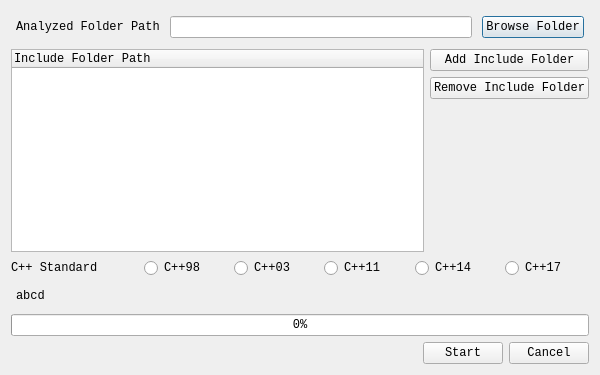
This is analyzer/ui/CreateDatabaseWindow.ui in igorJarek/SourceCodeAnalyzer as Qt 5 draws it before an edit. The edited form follows.
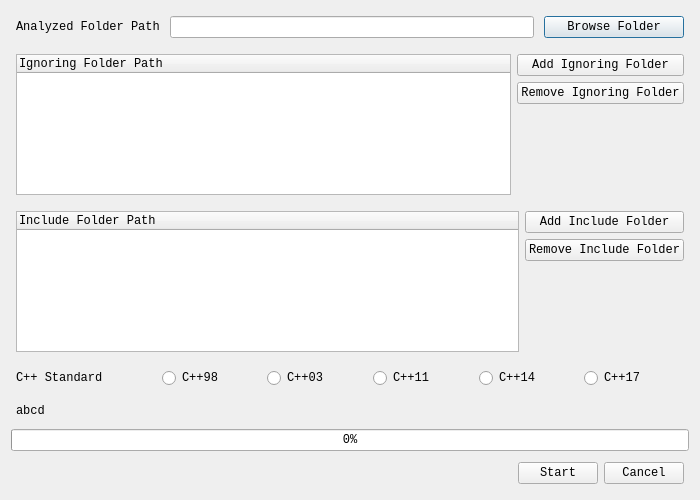
This is the edited form.

Commit message: analyzer: add dir ignoring folder

```diff
--- a/analyzer/ui/CreateDatabaseWindow.ui
+++ b/analyzer/ui/CreateDatabaseWindow.ui
@@ -6,8 +6,8 @@
    <rect>
     <x>0</x>
     <y>0</y>
-    <width>600</width>
-    <height>375</height>
+    <width>700</width>
+    <height>500</height>
    </rect>
   </property>
   <property name="font">
@@ -62,6 +62,12 @@
      </item>
      <item>
       <widget class="QPushButton" name="folderPathButton">
+       <property name="minimumSize">
+        <size>
+         <width>140</width>
+         <height>0</height>
+        </size>
+       </property>
        <property name="font">
         <font>
          <family>Consolas</family>
@@ -74,8 +80,96 @@
      </item>
     </layout>
    </item>
+   <item>
+    <layout class="QHBoxLayout" name="horizontalLayout_6">
+     <property name="leftMargin">
+      <number>5</number>
+     </property>
+     <property name="topMargin">
+      <number>5</number>
+     </property>
+     <property name="rightMargin">
+      <number>5</number>
+     </property>
+     <property name="bottomMargin">
+      <number>5</number>
+     </property>
+     <item>
+      <widget class="QTreeWidget" name="ignoringFolderTree">
+       <property name="font">
+        <font>
+         <family>Consolas</family>
+        </font>
+       </property>
+       <property name="selectionMode">
+        <enum>QAbstractItemView::MultiSelection</enum>
+       </property>
+       <column>
+        <property name="text">
+         <string>Ignoring Folder Path</string>
+        </property>
+       </column>
+      </widget>
+     </item>
+     <item>
+      <layout class="QVBoxLayout" name="verticalLayout_3">
+       <item>
+        <widget class="QPushButton" name="ignoringFolderButton">
+         <property name="minimumSize">
+          <size>
+           <width>140</width>
+           <height>0</height>
+          </size>
+         </property>
+         <property name="text">
+          <string>Add Ignoring Folder</string>
+         </property>
+        </widget>
+       </item>
+       <item>
+        <widget class="QPushButton" name="removeIgnoringFolderButton">
+         <property name="minimumSize">
+          <size>
+           <width>140</width>
+           <height>0</height>
+          </size>
+         </property>
+         <property name="text">
+          <string>Remove Ignoring Folder</string>
+         </property>
+        </widget>
+       </item>
+       <item>
+        <spacer name="verticalSpacer_2">
+         <property name="orientation">
+          <enum>Qt::Vertical</enum>
+         </property>
+         <property name="sizeHint" stdset="0">
+          <size>
+           <width>20</width>
+           <height>40</height>
+          </size>
+         </property>
+        </spacer>
+       </item>
+      </layout>
+     </item>
+    </layout>
+   </item>
    <item>
     <layout class="QHBoxLayout" name="horizontalLayout_2">
+     <property name="leftMargin">
+      <number>5</number>
+     </property>
+     <property name="topMargin">
+      <number>5</number>
+     </property>
+     <property name="rightMargin">
+      <number>5</number>
+     </property>
+     <property name="bottomMargin">
+      <number>5</number>
+     </property>
      <item>
       <widget class="QTreeWidget" name="includeFolderTree">
        <property name="font">
@@ -95,8 +189,17 @@
      </item>
      <item>
       <layout class="QVBoxLayout" name="verticalLayout_2">
+       <property name="sizeConstraint">
+        <enum>QLayout::SetNoConstraint</enum>
+       </property>
        <item>
         <widget class="QPushButton" name="includeFolderButton">
+         <property name="minimumSize">
+          <size>
+           <width>140</width>
+           <height>0</height>
+          </size>
+         </property>
          <property name="font">
           <font>
            <family>Consolas</family>
@@ -109,6 +212,12 @@
        </item>
        <item>
         <widget class="QPushButton" name="removeFolderButton">
+         <property name="minimumSize">
+          <size>
+           <width>140</width>
+           <height>0</height>
+          </size>
+         </property>
          <property name="text">
           <string>Remove Include Folder</string>
          </property>
@@ -133,6 +242,18 @@
    </item>
    <item>
     <layout class="QHBoxLayout" name="horizontalLayout_4">
+     <property name="leftMargin">
+      <number>5</number>
+     </property>
+     <property name="topMargin">
+      <number>5</number>
+     </property>
+     <property name="rightMargin">
+      <number>5</number>
+     </property>
+     <property name="bottomMargin">
+      <number>5</number>
+     </property>
      <item>
       <widget class="QLabel" name="label_2">
        <property name="text">
@@ -251,6 +372,18 @@
    </item>
    <item>
     <layout class="QHBoxLayout" name="horizontalLayout_3">
+     <property name="leftMargin">
+      <number>5</number>
+     </property>
+     <property name="topMargin">
+      <number>5</number>
+     </property>
+     <property name="rightMargin">
+      <number>5</number>
+     </property>
+     <property name="bottomMargin">
+      <number>5</number>
+     </property>
      <item>
       <spacer name="horizontalSpacer">
        <property name="orientation">
```
The commit also changes 2 other files.
